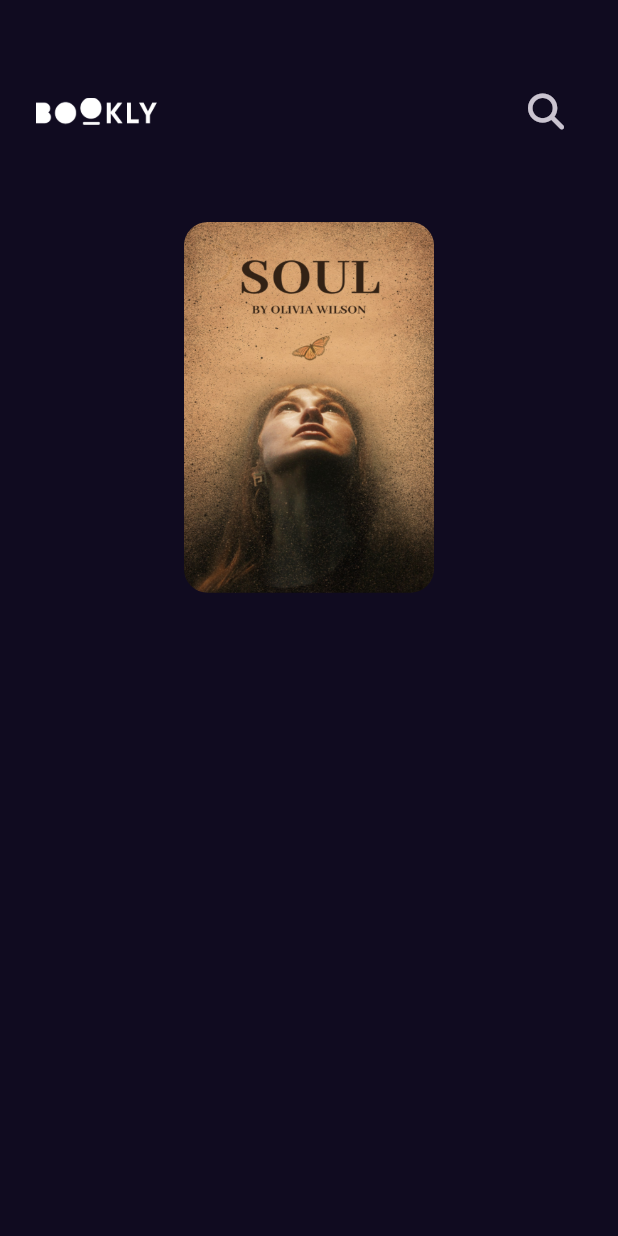
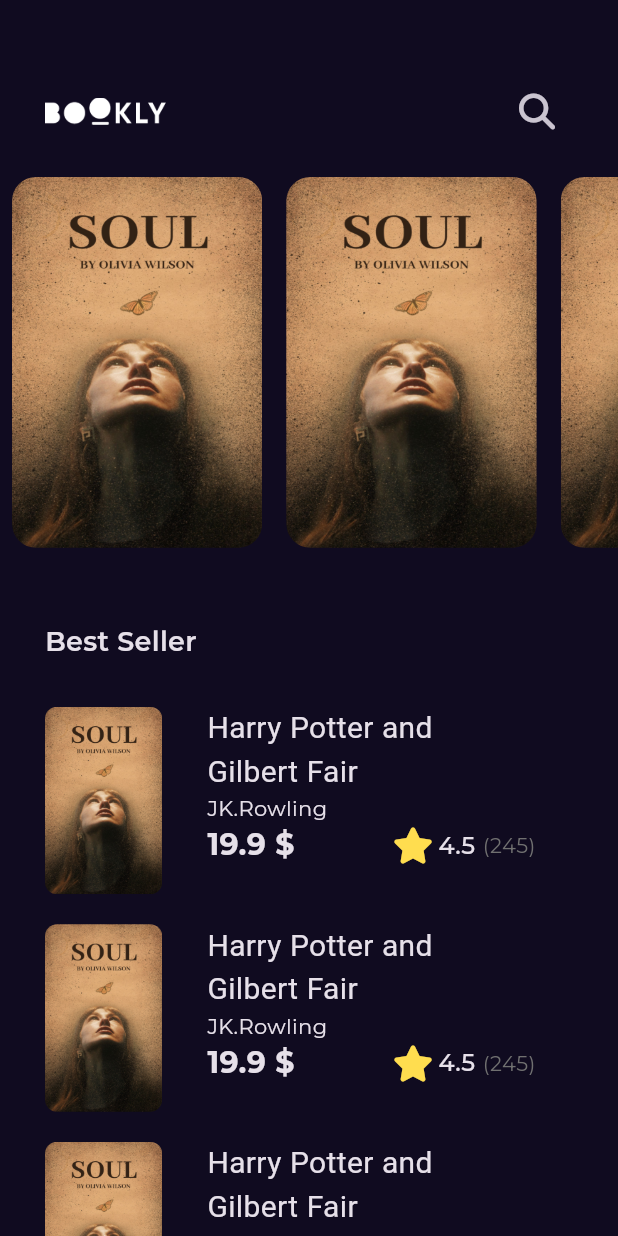
Before and after one commit to SMaged21/Bookly_app, a Flutter app: the screen it shows after launch, on a phone screen of 412 x 824 dp. Run offline on Flutter 3.47's test engine with Material 3 defaults, Android fonts, the phone set to English and light mode, and no system bars; our stand-ins replace font_awesome_flutter, get, go_router, google_fonts.

Commit message:
refactor navigation in our app

```diff
--- a/lib/constents.dart
+++ b/lib/constents.dart
@@ -2,3 +2,4 @@ import 'dart:ui';
 
 const Color kPrimaryColor = Color(0xff100B20);
 const Duration kTransitionDuration = Duration(milliseconds: 250);
+const String kGesectraFine = "GT Sectra Fine Regular";
--- /dev/null
+++ b/lib/core/Utils/app_routes.dart
@@ -0,0 +1,17 @@
+import 'package:bookly/features/home/presention/view/home_view.dart';
+import 'package:bookly/features/splash/presentation/views/splash_view.dart';
+import 'package:go_router/go_router.dart';
+
+abstract class AppRouter {
+  static const kHomeView = "/homeView";
+  static final router = GoRouter(routes: [
+    GoRoute(
+      path: "/",
+      builder: (context, state) => const SplashView(),
+    ),
+    GoRoute(
+      path: kHomeView,
+      builder: (context, state) => const HomeView(),
+    ),
+  ]);
+}
--- /dev/null
+++ b/lib/core/Utils/styles.dart
@@ -0,0 +1,14 @@
+import 'package:flutter/material.dart';
+
+abstract class Styles {
+  static const textStyle14 =
+      TextStyle(fontSize: 14, fontWeight: FontWeight.normal);
+  static const textStyle16 =
+      TextStyle(fontSize: 16, fontWeight: FontWeight.w500);
+  static const textStyle18 =
+      TextStyle(fontSize: 18, fontWeight: FontWeight.w600);
+  static const textStyle20 =
+      TextStyle(fontSize: 20, fontWeight: FontWeight.normal);
+  static const textStyle30 =
+      TextStyle(fontSize: 30, fontWeight: FontWeight.normal);
+}
--- /dev/null
+++ b/lib/features/home/presention/view/book_details_view.dart
@@ -0,0 +1,13 @@
+import 'package:bookly/features/home/presention/view/widgets/book_details_body.dart';
+import 'package:flutter/material.dart';
+
+class BookDetailsView extends StatelessWidget {
+  const BookDetailsView({super.key});
+
+  @override
+  Widget build(BuildContext context) {
+    return const Scaffold(
+      body: BookDetailsBody(),
+    );
+  }
+}
--- /dev/null
+++ b/lib/features/home/presention/view/widgets/best_seller_list_item.dart
@@ -0,0 +1,66 @@
+import 'package:bookly/constents.dart';
+import 'package:bookly/core/Utils/assets.dart';
+import 'package:bookly/core/Utils/styles.dart';
+import 'package:bookly/features/home/presention/view/widgets/book_rating.dart';
+import 'package:flutter/material.dart';
+
+class BestSellerListItem extends StatelessWidget {
+  const BestSellerListItem({super.key});
+
+  @override
+  Widget build(BuildContext context) {
+    return SizedBox(
+      height: 125,
+      child: Row(
+        children: [
+          AspectRatio(
+              aspectRatio: 2.5 / 4,
+              child: Container(
+                decoration: BoxDecoration(
+                    image: const DecorationImage(
+                        image: AssetImage(AssetsData.testImg),
+                        fit: BoxFit.fill),
+                    borderRadius: BorderRadius.circular(8)),
+              )),
+          const SizedBox(
+            width: 30,
+          ),
+          Expanded(
+            child: Column(
+              crossAxisAlignment: CrossAxisAlignment.start,
+              children: [
+                SizedBox(
+                    width: MediaQuery.of(context).size.width * 0.5,
+                    child: Text(
+                      "Harry Potter and Gilbert Fair",
+                      maxLines: 2,
+                      overflow: TextOverflow.ellipsis,
+                      style: Styles.textStyle20
+                          .copyWith(fontFamily: kGesectraFine),
+                    )),
+                const Text(
+                  "JK.Rowling",
+                  style: Styles.textStyle14,
+                ),
+                Row(
+                  children: [
+                    Text(
+                      "19.9 \$",
+                      style: Styles.textStyle20
+                          .copyWith(fontWeight: FontWeight.bold),
+                    ),
+                    const Spacer(),
+                    const BookRating(),
+                  ],
+                )
+              ],
+            ),
+          ),
+          const SizedBox(
+            width: 25,
+          )
+        ],
+      ),
+    );
+  }
+}
--- /dev/null
+++ b/lib/features/home/presention/view/widgets/best_seller_list_view.dart
@@ -0,0 +1,20 @@
+import 'package:bookly/features/home/presention/view/widgets/best_seller_list_item.dart';
+import 'package:flutter/material.dart';
+
+class BestSelleListView extends StatelessWidget {
+  const BestSelleListView({super.key});
+
+  @override
+  Widget build(BuildContext context) {
+    return ListView.builder(
+        physics: const NeverScrollableScrollPhysics(),
+        padding: EdgeInsets.zero,
+        itemCount: 10,
+        itemBuilder: (context, index) {
+          return const Padding(
+            padding: EdgeInsets.symmetric(vertical: 10, horizontal: 30),
+            child: BestSellerListItem(),
+          );
+        });
+  }
+}
--- /dev/null
+++ b/lib/features/home/presention/view/widgets/book_details_body.dart
@@ -0,0 +1,10 @@
+import 'package:flutter/material.dart';
+
+class BookDetailsBody extends StatelessWidget {
+  const BookDetailsBody({super.key});
+
+  @override
+  Widget build(BuildContext context) {
+    return Container();
+  }
+}
--- /dev/null
+++ b/lib/features/home/presention/view/widgets/book_list.dart
@@ -0,0 +1,22 @@
+import 'package:bookly/features/home/presention/view/widgets/book_list_item.dart';
+import 'package:flutter/material.dart';
+
+class BookList extends StatelessWidget {
+  const BookList({super.key});
+
+  @override
+  Widget build(BuildContext context) {
+    return SizedBox(
+      height: MediaQuery.sizeOf(context).height * .3,
+      child: ListView.builder(
+          scrollDirection: Axis.horizontal,
+          itemCount: 10,
+          itemBuilder: (context, index) {
+            return const Padding(
+              padding: EdgeInsets.symmetric(horizontal: 8.0),
+              child: BookListItem(),
+            );
+          }),
+    );
+  }
+}
--- a/lib/features/home/presention/view/widgets/book_list_item.dart
+++ b/lib/features/home/presention/view/widgets/book_list_item.dart
@@ -1,14 +1,12 @@
 import 'package:bookly/core/Utils/assets.dart';
 import 'package:flutter/material.dart';
 
-class BoookListItem extends StatelessWidget {
-  const BoookListItem({super.key});
+class BookListItem extends StatelessWidget {
+  const BookListItem({super.key});
 
   @override
   Widget build(BuildContext context) {
-    return SizedBox(
-      height: MediaQuery.of(context).size.height * 0.3,
-      child: AspectRatio(
+    return AspectRatio(
       aspectRatio: 2.7 / 4,
       child: Container(
         decoration: BoxDecoration(
@@ -16,7 +14,6 @@ class BoookListItem extends StatelessWidget {
                 image: AssetImage(AssetsData.testImg), fit: BoxFit.fill),
             borderRadius: BorderRadius.circular(16)),
       ),
-      ),
     );
   }
 }
--- /dev/null
+++ b/lib/features/home/presention/view/widgets/book_rating.dart
@@ -0,0 +1,30 @@
+import 'package:bookly/core/Utils/styles.dart';
+import 'package:flutter/material.dart';
+import 'package:font_awesome_flutter/font_awesome_flutter.dart';
+
+class BookRating extends StatelessWidget {
+  const BookRating({super.key});
+
+  @override
+  Widget build(BuildContext context) {
+    return Row(
+      children: [
+        const Icon(FontAwesomeIcons.solidStar, color: Color(0xffffdd4f)),
+        const SizedBox(
+          width: 6.3,
+        ),
+        const Text(
+          "4.5",
+          style: Styles.textStyle16,
+        ),
+        const SizedBox(
+          width: 5,
+        ),
+        Text(
+          "(245)",
+          style: Styles.textStyle14.copyWith(color: const Color(0xff707070)),
+        )
+      ],
+    );
+  }
+}
--- a/lib/features/home/presention/view/widgets/custom_app_bar.dart
+++ b/lib/features/home/presention/view/widgets/custom_app_bar.dart
@@ -8,7 +8,7 @@ class CustomAppBar extends StatelessWidget {
   @override
   Widget build(BuildContext context) {
     return Padding(
-      padding: const EdgeInsets.symmetric(horizontal: 24, vertical: 50),
+      padding: const EdgeInsets.only(top: 50, bottom: 20),
       child: Row(
         mainAxisAlignment: MainAxisAlignment.spaceBetween,
         children: [
--- a/lib/features/home/presention/view/widgets/home_view_body.dart
+++ b/lib/features/home/presention/view/widgets/home_view_body.dart
@@ -1,4 +1,6 @@
-import 'package:bookly/features/home/presention/view/widgets/book_list_item.dart';
+import 'package:bookly/core/Utils/styles.dart';
+import 'package:bookly/features/home/presention/view/widgets/best_seller_list_view.dart';
+import 'package:bookly/features/home/presention/view/widgets/book_list.dart';
 import 'package:bookly/features/home/presention/view/widgets/custom_app_bar.dart';
 import 'package:flutter/material.dart';
 
@@ -7,8 +9,37 @@ class HomeViewBody extends StatelessWidget {
 
   @override
   Widget build(BuildContext context) {
-    return const Column(
-      children: [CustomAppBar(), BoookListItem()],
+    return const CustomScrollView(
+      slivers: [
+        SliverToBoxAdapter(
+          child: Column(
+            crossAxisAlignment: CrossAxisAlignment.start,
+            children: [
+              Padding(
+                padding: EdgeInsets.symmetric(horizontal: 30),
+                child: CustomAppBar(),
+              ),
+              BookList(),
+              SizedBox(
+                height: 50,
+              ),
+              Padding(
+                padding: EdgeInsets.symmetric(horizontal: 30),
+                child: Text(
+                  "Best Seller",
+                  style: Styles.textStyle18,
+                ),
+              ),
+              SizedBox(
+                height: 20,
+              ),
+            ],
+          ),
+        ),
+        SliverFillRemaining(
+          child: BestSelleListView(),
+        )
+      ],
     );
   }
 }
--- a/lib/features/splash/presentation/views/widgets/splash_view_body.dart
+++ b/lib/features/splash/presentation/views/widgets/splash_view_body.dart
@@ -1,10 +1,12 @@
 import 'package:bookly/constents.dart';
+import 'package:bookly/core/Utils/app_routes.dart';
 import 'package:bookly/core/Utils/assets.dart';
 import 'package:bookly/features/home/presention/view/home_view.dart';
 import 'package:bookly/features/splash/presentation/views/widgets/sliding_animation.dart';
 import 'package:flutter/material.dart';
 import 'package:get/get_core/src/get_main.dart';
 import 'package:get/get_navigation/get_navigation.dart';
+import 'package:go_router/go_router.dart';
 
 class SplashViewBody extends StatefulWidget {
   const SplashViewBody({super.key});
@@ -57,8 +59,9 @@ class _SplashViewBodyState extends State<SplashViewBody>
 
   void navigateToMoethod() {
     Future.delayed(const Duration(seconds: 2), () {
-      Get.to(() => const HomeView(),
-          transition: Transition.fade, duration: kTransitionDuration);
+      // Get.to(() => const HomeView(),
+      //     transition: Transition.fade, duration: kTransitionDuration);
+      GoRouter.of(context).push(AppRouter.kHomeView);
     });
   }
 }
--- a/lib/main.dart
+++ b/lib/main.dart
@@ -1,7 +1,7 @@
 import 'package:bookly/constents.dart';
-import 'package:bookly/features/splash/presentation/views/splash_view.dart';
+import 'package:bookly/core/Utils/app_routes.dart';
 import 'package:flutter/material.dart';
-import 'package:get/get_navigation/src/root/get_material_app.dart';
+import 'package:google_fonts/google_fonts.dart';
 
 void main() {
   runApp(const BooklyApp());
@@ -12,11 +12,12 @@ class BooklyApp extends StatelessWidget {
 
   @override
   Widget build(BuildContext context) {
-    return GetMaterialApp(
+    return MaterialApp.router(
+      routerConfig: AppRouter.router,
       theme: ThemeData.dark().copyWith(
         scaffoldBackgroundColor: kPrimaryColor,
+        textTheme: GoogleFonts.montserratTextTheme(ThemeData.dark().textTheme),
       ),
-      home: const SplashView(),
     );
   }
 }
--- a/pubspec.yaml
+++ b/pubspec.yaml
@@ -11,6 +11,8 @@ dependencies:
     sdk: flutter
   font_awesome_flutter: ^10.8.0
   get: ^4.6.6
+  go_router: ^15.1.1
+  google_fonts: ^6.2.1
 
 dev_dependencies:
   flutter_lints: ^3.0.0
```
Also changed, not shown: pubspec.lock, 1 other file. Lines whose indentation alone changed are shown as unchanged.
